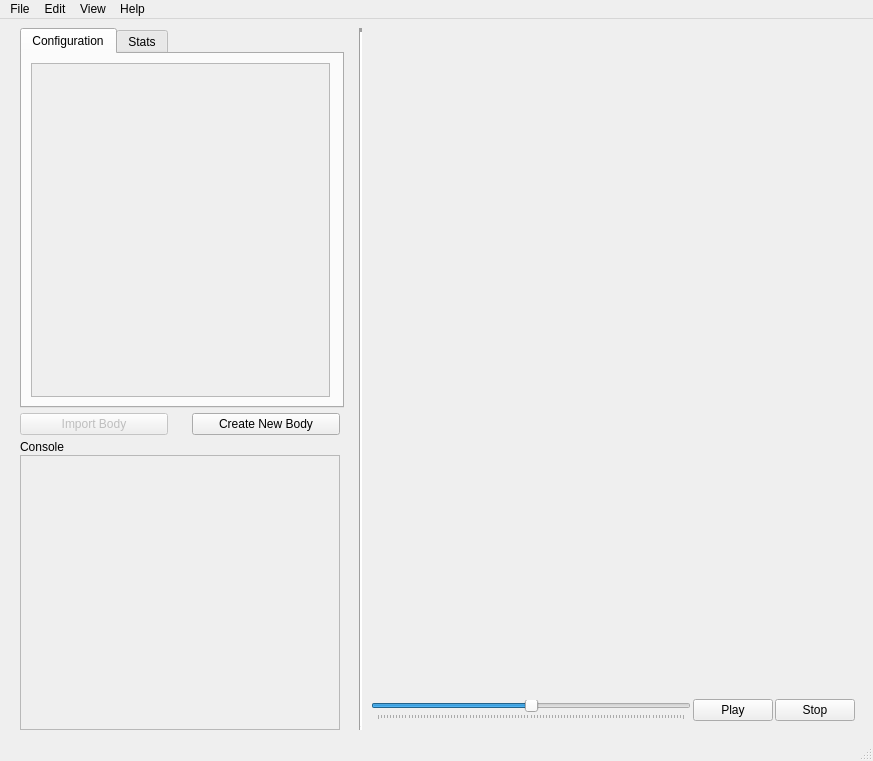
Above: gui/window.ui from rohit11may/Orbital-Simulation before the change. Below: the same form after it.
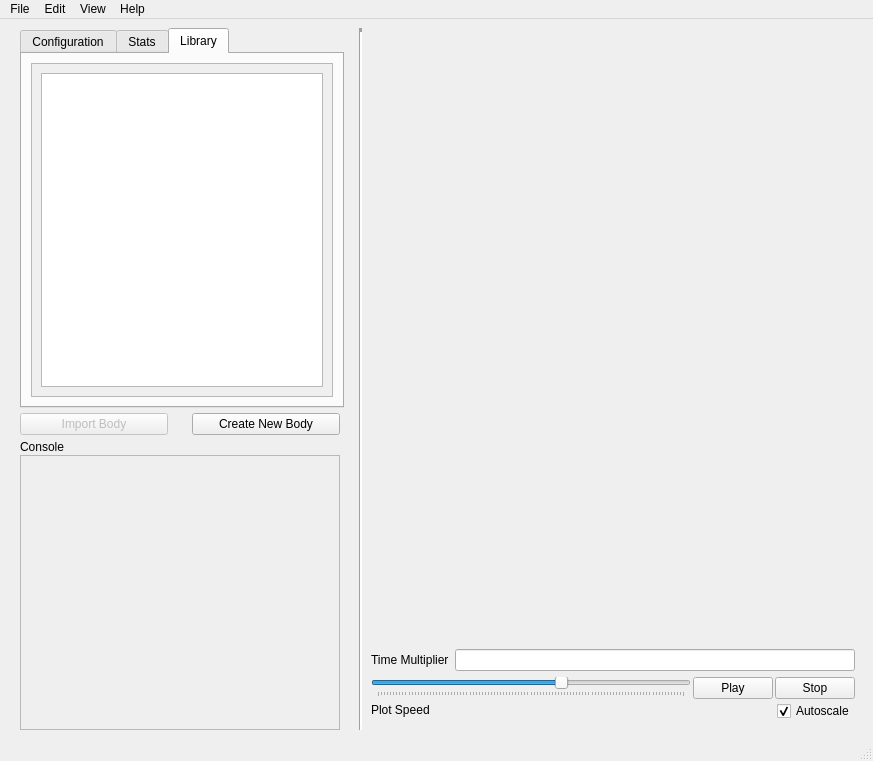
That is the form after the change. The open tabs and pages were chosen to show the change.

Commit message: Adjusted GUI for plot speed, time multiplier. Added rewind and forward.

```diff
--- a/gui/window.ui
+++ b/gui/window.ui
@@ -205,6 +205,35 @@
                </item>
               </layout>
              </widget>
+             <widget class="QWidget" name="tab_2">
+              <attribute name="title">
+               <string>Library</string>
+              </attribute>
+              <layout class="QHBoxLayout" name="horizontalLayout_3">
+               <item>
+                <widget class="QScrollArea" name="scrollArea">
+                 <property name="widgetResizable">
+                  <bool>true</bool>
+                 </property>
+                 <widget class="QWidget" name="scrollAreaWidgetContents">
+                  <property name="geometry">
+                   <rect>
+                    <x>0</x>
+                    <y>0</y>
+                    <width>298</width>
+                    <height>334</height>
+                   </rect>
+                  </property>
+                  <layout class="QHBoxLayout" name="horizontalLayout_4">
+                   <item>
+                    <widget class="QTableView" name="tableView"/>
+                   </item>
+                  </layout>
+                 </widget>
+                </widget>
+               </item>
+              </layout>
+             </widget>
             </widget>
            </item>
           </layout>
@@ -363,7 +392,22 @@
          <item>
           <layout class="QHBoxLayout" name="toolbar_layout">
            <item>
-            <layout class="QVBoxLayout" name="toolbar_container"/>
+            <layout class="QVBoxLayout" name="toolbar_container">
+             <item>
+              <layout class="QHBoxLayout" name="horizontalLayout_6">
+               <item>
+                <widget class="QLabel" name="label_2">
+                 <property name="text">
+                  <string>Time Multiplier</string>
+                 </property>
+                </widget>
+               </item>
+               <item>
+                <widget class="QLineEdit" name="time"/>
+               </item>
+              </layout>
+             </item>
+            </layout>
            </item>
           </layout>
          </item>
@@ -376,22 +420,49 @@
             <number>0</number>
            </property>
            <item>
+            <layout class="QVBoxLayout" name="verticalLayout">
+             <item>
             <widget class="QSlider" name="simspeed">
+               <property name="minimum">
+                <number>-50</number>
+               </property>
              <property name="maximum">
-              <number>100</number>
-             </property>
-             <property name="value">
               <number>50</number>
              </property>
+               <property name="value">
+                <number>10</number>
+               </property>
+               <property name="sliderPosition">
+                <number>10</number>
+               </property>
              <property name="orientation">
               <enum>Qt::Horizontal</enum>
              </property>
+               <property name="invertedAppearance">
+                <bool>false</bool>
+               </property>
+               <property name="invertedControls">
+                <bool>false</bool>
+               </property>
              <property name="tickPosition">
               <enum>QSlider::TicksBelow</enum>
              </property>
             </widget>
            </item>
            <item>
+              <widget class="QLabel" name="label">
+               <property name="text">
+                <string>Plot Speed</string>
+               </property>
+              </widget>
+             </item>
+            </layout>
+           </item>
+           <item>
+            <layout class="QVBoxLayout" name="verticalLayout_3">
+             <item>
+              <layout class="QHBoxLayout" name="horizontalLayout_5">
+               <item>
             <widget class="QPushButton" name="play_button">
              <property name="text">
               <string>Play</string>
@@ -410,6 +481,23 @@
               <bool>false</bool>
              </property>
             </widget>
+               </item>
+              </layout>
+             </item>
+             <item alignment="Qt::AlignRight">
+              <widget class="QCheckBox" name="autoscale">
+               <property name="text">
+                <string>Autoscale</string>
+               </property>
+               <property name="checked">
+                <bool>true</bool>
+               </property>
+               <property name="tristate">
+                <bool>false</bool>
+               </property>
+              </widget>
+             </item>
+            </layout>
            </item>
           </layout>
          </item>
```
Left out of the diff: 4 changed lines with no effect on the pictures. Lines whose indentation alone changed are shown as unchanged. The commit also changes 3 other files.
